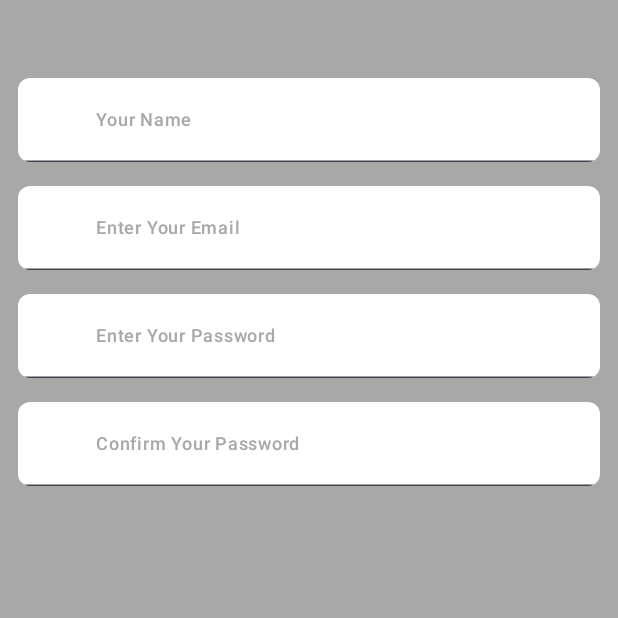
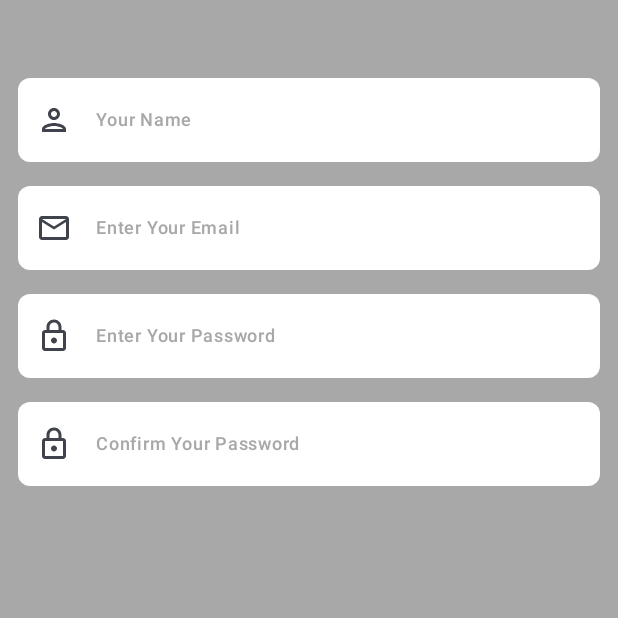
Before and after one commit to jenAndroidDev/ComposeSignup, an Android app built with Jetpack Compose: the screen it shows after launch (MainActivity), on a phone screen of 412 x 824 dp, the top half of it. Run offline under Robolectric (Android 15) with nearby library versions, the phone set to English and light mode, and no system bars; our stand-ins replace Dagger/Hilt's generated code.

Commit message:
Leading Icons added in SignupScreen TextFields.

```diff
--- a/app/src/main/java/com/example/composesignup/ComposeSignUpApp.kt
+++ b/app/src/main/java/com/example/composesignup/ComposeSignUpApp.kt
@@ -14,8 +14,8 @@ import androidx.compose.runtime.Composable
 import androidx.compose.ui.Modifier
 import androidx.navigation.NavDestination
 import androidx.navigation.NavDestination.Companion.hierarchy
-import com.example.composesignup.components.ComposeSignUpBarItem
-import com.example.composesignup.components.ComposeSignUpNavigationBar
+import com.example.composesignup.core.designsystem.components.ComposeSignUpBarItem
+import com.example.composesignup.core.designsystem.components.ComposeSignUpNavigationBar
 import com.example.composesignup.core.navigation.ComposeSignUpNavHost
 import com.example.composesignup.core.navigation.ComposeSignUpState
 import com.example.composesignup.core.navigation.TopLevelDestinations
--- a/app/src/main/java/com/example/composesignup/components/Button.kt
+++ b/app/src/main/java/com/example/composesignup/core/designsystem/components/Button.kt
@@ -1,4 +1,4 @@
-package com.example.composesignup.components
+package com.example.composesignup.core.designsystem.components
 
 import androidx.compose.foundation.BorderStroke
 import androidx.compose.foundation.background
--- a/app/src/main/java/com/example/composesignup/components/Navigation.kt
+++ b/app/src/main/java/com/example/composesignup/core/designsystem/components/Navigation.kt
@@ -1,4 +1,4 @@
-package com.example.composesignup.components
+package com.example.composesignup.core.designsystem.components
 
 import androidx.compose.foundation.layout.RowScope
 import androidx.compose.material.icons.Icons
--- a/app/src/main/java/com/example/composesignup/components/Text.kt
+++ b/app/src/main/java/com/example/composesignup/core/designsystem/components/Text.kt
@@ -1,4 +1,4 @@
-package com.example.composesignup.components
+package com.example.composesignup.core.designsystem.components
 
 import androidx.compose.foundation.layout.Column
 import androidx.compose.foundation.layout.padding
--- a/app/src/main/java/com/example/composesignup/components/TextField.kt
+++ b/app/src/main/java/com/example/composesignup/core/designsystem/components/TextField.kt
@@ -1,4 +1,4 @@
-package com.example.composesignup.components
+package com.example.composesignup.core.designsystem.components
 
 
 import androidx.compose.foundation.layout.Column
@@ -44,8 +44,10 @@ fun ComposeSignUpTextField(
             },
             visualTransformation = visualTransformation,
             colors = TextFieldDefaults.colors(
+                disabledContainerColor = Color.Transparent,
                 focusedContainerColor = containerColor,
-                unfocusedContainerColor = containerColor
+                unfocusedContainerColor = containerColor,
+                unfocusedIndicatorColor = Color.Transparent
             ),
             leadingIcon = {
                 leadingIcon?.let { it() }
@@ -57,7 +59,7 @@ fun ComposeSignUpTextField(
     }
 }
 private val CornerRadius = 8.dp
-private val TextFieldShape = RoundedCornerShape(size = CornerRadius )
+private val TextFieldShape = RoundedCornerShape(size = CornerRadius)
 
 @Preview
 @Composable
--- a/app/src/main/java/com/example/composesignup/core/designsystem/icon/ComposeSignUpIcons.kt
+++ b/app/src/main/java/com/example/composesignup/core/designsystem/icon/ComposeSignUpIcons.kt
@@ -2,13 +2,21 @@ package com.example.composesignup.core.designsystem.icon
 
 import androidx.compose.material.icons.Icons
 import androidx.compose.material.icons.filled.AccountCircle
+import androidx.compose.material.icons.filled.Email
 import androidx.compose.material.icons.filled.Home
-import androidx.compose.material.icons.rounded.Home
-import androidx.compose.material3.Icon
+import androidx.compose.material.icons.filled.Lock
+import androidx.compose.material.icons.filled.MailOutline
+import androidx.compose.material.icons.filled.Person
+import androidx.compose.material.icons.outlined.Lock
+import androidx.compose.material.icons.outlined.Person
 
 object ComposeSignUpIcons {
     val HomeSelected = Icons.Default.Home
     val HomeUnSelected = Icons.Filled.Home
     val AccountSelected = Icons.Default.AccountCircle
     val AccountUnSelected  = Icons.Filled.AccountCircle
+    val Profile = Icons.Outlined.Person
+    val Email = Icons.Filled.MailOutline
+    val PasswordLock = Icons.Outlined.Lock
+
 }
--- a/app/src/main/java/com/example/composesignup/feature/onboard/presentation/SignUpScreen.kt
+++ b/app/src/main/java/com/example/composesignup/feature/onboard/presentation/SignUpScreen.kt
@@ -1,24 +1,28 @@
 package com.example.composesignup.feature.onboard.presentation
 
+import androidx.compose.foundation.Image
 import androidx.compose.foundation.background
 import androidx.compose.foundation.layout.Column
 import androidx.compose.foundation.layout.Spacer
 import androidx.compose.foundation.layout.fillMaxSize
 import androidx.compose.foundation.layout.height
 import androidx.compose.foundation.layout.padding
-import androidx.compose.material3.MaterialTheme
+import androidx.compose.foundation.lazy.LazyColumn
+import androidx.compose.material3.Icon
 import androidx.compose.runtime.Composable
-import androidx.compose.ui.Alignment
 import androidx.compose.ui.Modifier
-import androidx.compose.ui.graphics.Color
+import androidx.compose.ui.res.painterResource
 import androidx.compose.ui.text.input.PasswordVisualTransformation
 import androidx.compose.ui.tooling.preview.Preview
 import androidx.compose.ui.unit.dp
 import androidx.hilt.navigation.compose.hiltViewModel
-import com.example.composesignup.components.ComposeSignUpTextField
+import com.example.composesignup.core.designsystem.components.ComposeSignUpTextField
+import com.example.composesignup.core.designsystem.icon.ComposeSignUpIcons
 import com.example.composesignup.ui.theme.GREY20
-import com.example.composesignup.ui.theme.GREY80
+import kotlinx.coroutines.flow.StateFlow
 
+/*
+* Do not hardcode the strings*/
 private val TopPadding = 40.dp
 private val TextFieldPadding = 16.dp
 private const val Tag = "SignUpScreen"
@@ -26,32 +30,54 @@ private const val Tag = "SignUpScreen"
 fun SignUpScreen(
     modifier: Modifier = Modifier,
     viewModel: SignUpViewModel = hiltViewModel(),
-    action:(SignUpUiAction)->Unit = viewModel.action
+    action:(SignUpUiAction)->Unit = viewModel.action,
+    uiState:StateFlow<SignUpUiState> = viewModel.uiState
 ){
     Column(modifier = modifier.fillMaxSize()
         .background(color = GREY20.copy(alpha = 1f))
         .padding(12.dp)
     ) {
+        SignUpTextFields(
+            modifier, action, viewModel
+        )
+    }
+}
+@Composable
+fun SignUpTextFields(
+    modifier: Modifier,
+    action: (SignUpUiAction) -> Unit,
+    viewModel: SignUpViewModel
+){
+    Column {
         Spacer(modifier = modifier.height(TopPadding))
         ComposeSignUpTextField(
             modifier = modifier,
             placeHolder = "Your Name",
-            value = viewModel.userName
-            ){
+            value = viewModel.userName,
+            leadingIcon = {
+                Icon(imageVector = ComposeSignUpIcons.Profile, contentDescription = null)
+            }
+        ){
             action.invoke(SignUpUiAction.UserName(it))
         }
         Spacer(modifier = modifier.height(TextFieldPadding))
         ComposeSignUpTextField(
             modifier = modifier,
             placeHolder = "Enter Your Email",
-            value = viewModel.email
-            ){
+            value = viewModel.email,
+            leadingIcon = {
+                Icon(imageVector = ComposeSignUpIcons.Email,contentDescription = null)
+            }
+        ){
             action.invoke(SignUpUiAction.Email(it))
         }
         Spacer(modifier = modifier.height(TextFieldPadding))
         ComposeSignUpTextField(
             modifier = modifier,
             placeHolder = "Enter Your Password",
+            leadingIcon = {
+                Icon(imageVector = ComposeSignUpIcons.PasswordLock, contentDescription = null)
+            },
             value = viewModel.password,
             visualTransformation = PasswordVisualTransformation()){
             action.invoke(SignUpUiAction.Password(it))
@@ -61,10 +87,25 @@ fun SignUpScreen(
             modifier = modifier,
             placeHolder = "Confirm Your Password",
             value = viewModel.confirmPassword,
+            leadingIcon = {
+                Icon(imageVector = ComposeSignUpIcons.PasswordLock,contentDescription = null)
+            },
             visualTransformation = PasswordVisualTransformation()){
             action.invoke(SignUpUiAction.ConfirmPassword(it))
         }
     }
+}
+@Composable
+fun SignUpValidation(
+viewModel: SignUpViewModel,
+action: (SignUpUiAction) -> Unit
+){
+    Column {
+        LazyColumn {
+
+        }
+    }
+
 }
 
 @Preview
--- a/app/src/main/java/com/example/composesignup/feature/onboard/presentation/SignUpViewModel.kt
+++ b/app/src/main/java/com/example/composesignup/feature/onboard/presentation/SignUpViewModel.kt
@@ -9,7 +9,9 @@ import androidx.lifecycle.viewModelScope
 import kotlinx.coroutines.Dispatchers
 import kotlinx.coroutines.flow.MutableStateFlow
 import kotlinx.coroutines.flow.asStateFlow
+import kotlinx.coroutines.flow.update
 import kotlinx.coroutines.launch
+import java.util.UUID
 
 private const val Tag = "SignUpViewModel"
 class SignUpViewModel:ViewModel() {
@@ -32,6 +34,7 @@ class SignUpViewModel:ViewModel() {
         action = {
             onUiAction(it)
         }
+        setValidationMessages()
     }
     private fun onUiAction(action: SignUpUiAction){
         when(action){
@@ -61,10 +64,30 @@ class SignUpViewModel:ViewModel() {
             //TODO validate input and redirect to next screen.
         }
     }
+    private fun setValidationMessages(){
+        viewModelScope.launch (Dispatchers.IO){
+            val tempList = uiState.value.validationMessages.toMutableList()
+            tempList.addAll(getValidationMessages())
+            _uiState.update {
+                it.copy(
+                    validationMessages = tempList
+                )
+            }
+        }
+    }
+    private fun getValidationMessages(): ArrayList<ValidationMessage> {
+        return arrayListOf(
+            ValidationMessage(message = "At Least 8 Characters", isInputValid = false),
+            ValidationMessage(message = "At Least 1 number", isInputValid = false),
+            ValidationMessage(message = "Both Upper Case and Lower Case Letters", isInputValid = false)
+        )
+    }
+
 
 }
 data class SignUpUiState(
-    val isCredentialsValid:Boolean = false
+    val isCredentialsValid:Boolean = false,
+    val validationMessages:List<ValidationMessage> = emptyList()
 )
 sealed class SignUpUiAction{
     data object SignUp:SignUpUiAction()
@@ -73,3 +96,8 @@ sealed class SignUpUiAction{
     data class Password(val password:String):SignUpUiAction()
     data class ConfirmPassword(val password:String):SignUpUiAction()
 }
+data class ValidationMessage(
+    val id:String= UUID.randomUUID().toString(),
+    val message:String,
+    val isInputValid:Boolean
+)
--- a/app/src/main/java/com/example/composesignup/feature/otpverification/presentation/OtpVerificationScreen.kt
+++ b/app/src/main/java/com/example/composesignup/feature/otpverification/presentation/OtpVerificationScreen.kt
@@ -37,9 +37,9 @@ import androidx.compose.ui.tooling.preview.Preview
 import androidx.compose.ui.unit.dp
 import androidx.hilt.navigation.compose.hiltViewModel
 import androidx.lifecycle.compose.collectAsStateWithLifecycle
-import com.example.composesignup.components.ComposeSignUpButton
-import com.example.composesignup.components.HyperLinkAnnotatedText
-import com.example.composesignup.components.OtpVerificationSubtitle
+import com.example.composesignup.core.designsystem.components.ComposeSignUpButton
+import com.example.composesignup.core.designsystem.components.HyperLinkAnnotatedText
+import com.example.composesignup.core.designsystem.components.OtpVerificationSubtitle
 import com.example.composesignup.feature.welcome.presentation.fontFamily
 import com.example.composesignup.ui.theme.GREY20
 
--- a/app/src/main/java/com/example/composesignup/feature/welcome/presentation/IntroSceen.kt
+++ b/app/src/main/java/com/example/composesignup/feature/welcome/presentation/IntroSceen.kt
@@ -40,8 +40,8 @@ import androidx.compose.ui.unit.sp
 import androidx.hilt.navigation.compose.hiltViewModel
 import androidx.lifecycle.compose.collectAsStateWithLifecycle
 import com.example.composesignup.R
-import com.example.composesignup.components.ComposeSignUpButton
-import com.example.composesignup.components.wormTransition
+import com.example.composesignup.core.designsystem.components.ComposeSignUpButton
+import com.example.composesignup.core.designsystem.components.wormTransition
 import com.example.composesignup.ui.theme.GREY20
 import com.example.composesignup.ui.theme.Green40
 import com.example.composesignup.ui.theme.Green80
```
Also changed, not shown: app/src/main/java/com/example/composesignup/core/designsystem/components/PagerTransition.kt (renamed from app/src/main/java/com/example/composesignup/components/PagerTransition.kt, +5 -3 lines).
